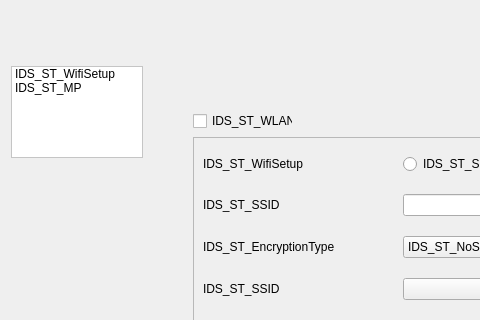
The window that setting.ui (lzk/richovop) describes before a commit, drawn with Qt 5; both pictures show x 0 to 480 and y 0 to 320 of the 894 by 665 pixel window.
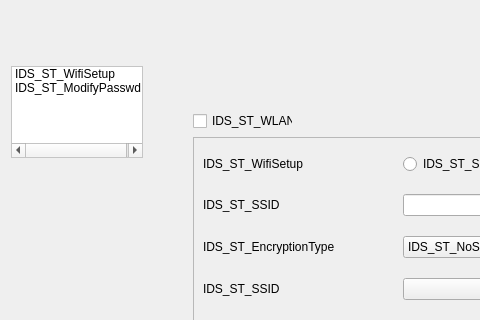
The same window after the commit.

```diff
--- a/setting.ui
+++ b/setting.ui
@@ -75,7 +75,7 @@
        </item>
        <item>
         <property name="text">
-         <string>IDS_ST_MP</string>
+         <string>IDS_ST_ModifyPasswd</string>
         </property>
        </item>
       </widget>
```
